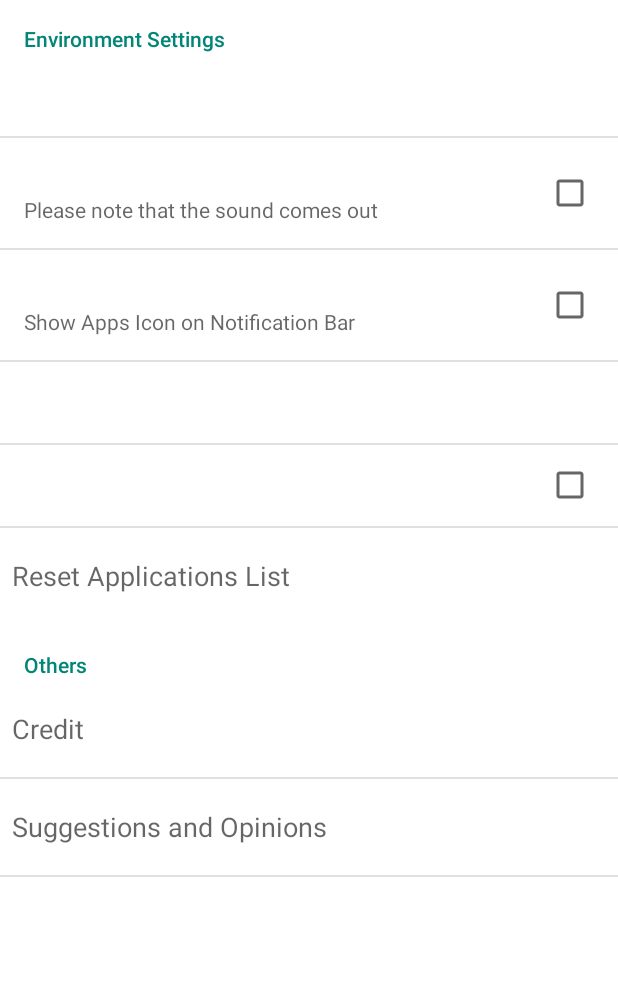
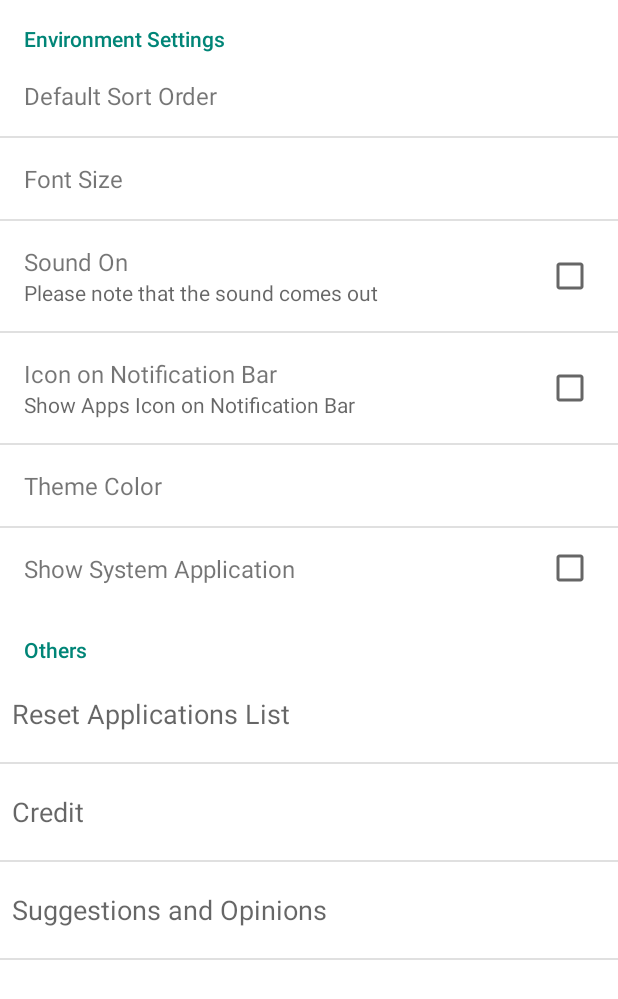
Before and after one commit to sakurabird/Android-ParrotUnInstaller, an Android app: the fragment PrefsFragment shown on its own in the app's theme, on a phone screen of 412 x 824 dp. Shown: the top 999 px of the screen. Run offline under Robolectric (Android 15) with nearby library versions, the light colour scheme and no system bars; 1 statement that could not run was skipped.

Commit message:
added:設定画面でデフォルト並び順を設定できるように機能追加

```diff
--- a/ParrotUnInstaller/app/src/main/java/sakurafish/com/parrot/uninstaller/config/Config.java
+++ b/ParrotUnInstaller/app/src/main/java/sakurafish/com/parrot/uninstaller/config/Config.java
@@ -15,9 +15,7 @@ public class Config {
     public static final String PREF_REFRESH = "PREF_REFRESH";
     public static final String PREF_CREDIT = "PREF_CREDIT";
     public static final String PREF_MAIL_TO_DEV = "PREF_MAIL_TO_DEV";
-
-    // Intent
-    public static final String INTENT_DB_UPDTE_ACTION = "INTENT_DB_UPDTE_ACTION";
+    public static final String PREF_SORT_ORDER = "PREF_SORT_ORDER";
 
     //    Tag string
     public static final String TAG_ERROR = "TAG_ERROR";
--- a/ParrotUnInstaller/app/src/main/java/sakurafish/com/parrot/uninstaller/fragment/BaseAppListFragment.java
+++ b/ParrotUnInstaller/app/src/main/java/sakurafish/com/parrot/uninstaller/fragment/BaseAppListFragment.java
@@ -40,7 +40,8 @@ public abstract class BaseAppListFragment extends BaseFragment {
         mContext = getActivity();
         mPackageManager = mContext.getPackageManager();
         mDaoSession = UninstallerApplication.getDaoSession();
-        mSortOrder = SortOrder.NAME_ASC;
+        int no = Integer.parseInt(Pref.getSharedPreferences(mContext).getString(Config.PREF_SORT_ORDER, "1"));
+        mSortOrder = mSortOrder.getSortOrderFromNo(no);
 
         mLruCache = new BitmapLruCache();
 
--- a/ParrotUnInstaller/app/src/main/res/values/arrays.xml
+++ b/ParrotUnInstaller/app/src/main/res/values/arrays.xml
@@ -1,5 +1,8 @@
 <?xml version="1.0" encoding="utf-8"?>
-<resources>
+<resources
+    xmlns:tools="http://schemas.android.com/tools"
+    tools:ignore="MissingTranslation" >
+
     <!-- navigation bar -->
     <string-array name="navigation_group_strings">
         <item>Home</item>
@@ -31,6 +34,14 @@
         <item>By Size Ascending</item>
         <item>By Size Ascending</item>
     </string-array>
+    <string-array name="setting_sort_value">
+        <item>1</item>
+        <item>2</item>
+        <item>3</item>
+        <item>4</item>
+        <item>5</item>
+        <item>6</item>
+    </string-array>
 
     <!-- setting -->
     <string-array name="setting_font_size">
--- a/ParrotUnInstaller/app/src/main/res/values/strings.xml
+++ b/ParrotUnInstaller/app/src/main/res/values/strings.xml
@@ -42,6 +42,7 @@
     <string name="setting_mail_to_dev">Suggestions and Opinions</string>
     <string name="setting_mail_to_dev2">[ParrotUnInstaller] Suggestions and Opinions</string>
     <string name="setting_mail_to_dev3">We do not sell or share your information with anyone else.</string>
+    <string name="setting_sort_order">Default Sort Order</string>
     <!-- tutorial -->
     <string name="tutorial_title1">Welcome to ParrotUnInstaller!</string>
     <string name="tutorial_text1">Easy to use</string>
--- a/ParrotUnInstaller/app/src/main/res/values/styles.xml
+++ b/ParrotUnInstaller/app/src/main/res/values/styles.xml
@@ -8,6 +8,7 @@
         <item name="colorPrimary">@color/colorPrimary</item>
         <item name="colorPrimaryDark">@color/colorPrimaryDark</item>
         <item name="android:textColorPrimary">@color/textColorPrimary</item>
+        <item name="android:textColor">@color/abc_secondary_text_material_light</item>
         <item name="android:windowBackground">@color/windowBackground</item>
         <item name="android:popupMenuStyle">@style/PopupMenu</item>
         <item name="vpiCirclePageIndicatorStyle">@style/CustomCirclePageIndicator</item>
--- a/ParrotUnInstaller/app/src/main/res/xml/preferences.xml
+++ b/ParrotUnInstaller/app/src/main/res/xml/preferences.xml
@@ -2,6 +2,14 @@
 
     <!-- 環境設定 -->
     <PreferenceCategory android:title="@string/environment_setting">
+        <ListPreference
+            android:defaultValue="1"
+            android:dialogIcon="@drawable/ic_launcher"
+            android:dialogTitle="@string/pick_font_size2"
+            android:entries="@array/navigation_sort_strings"
+            android:entryValues="@array/setting_sort_value"
+            android:key="PREF_SORT_ORDER"
+            android:title="@string/setting_sort_order" />
         <ListPreference
             android:defaultValue="2"
             android:dialogIcon="@drawable/ic_launcher"
@@ -32,13 +40,13 @@
             android:defaultValue="false"
             android:key="PREF_SHOW_SYSTEM_APP"
             android:title="@string/setting_show_system_app" />
-        <Preference
-            android:key="PREF_REFRESH"
-            android:layout="@layout/row_preference" />
     </PreferenceCategory>
 
     <!-- その他 -->
     <PreferenceCategory android:title="@string/other">
+        <Preference
+            android:key="PREF_REFRESH"
+            android:layout="@layout/row_preference" />
         <sakurafish.com.parrot.uninstaller.pref.PrefCredit
             android:key="PREF_CREDIT"
             android:layout="@layout/row_preference" />
```
Also changed, not shown: ParrotUnInstaller/app/src/main/java/sakurafish/com/parrot/uninstaller/config/SectionCodes.java (+30 -7 lines), 1 other file.
